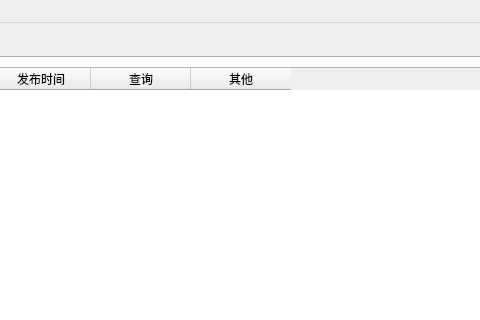
Qt form tafor/components/ui/main.ui (up1and/tafor) before a commit; both pictures show x 230 to 710 and y 0 to 320 of the 882 by 600 pixel window.
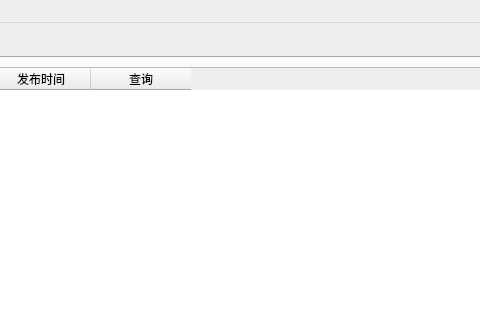
The same form after that commit. The open tabs and pages were chosen to show the change.

Diff of the .ui file:
```diff
--- a/tafor/components/ui/main.ui
+++ b/tafor/components/ui/main.ui
@@ -105,11 +105,6 @@
             <string>查询</string>
            </property>
           </column>
-          <column>
-           <property name="text">
-            <string>其他</string>
-           </property>
-          </column>
          </widget>
         </item>
        </layout>
```
Left out of the diff: 1 changed line with no effect on the pictures.
